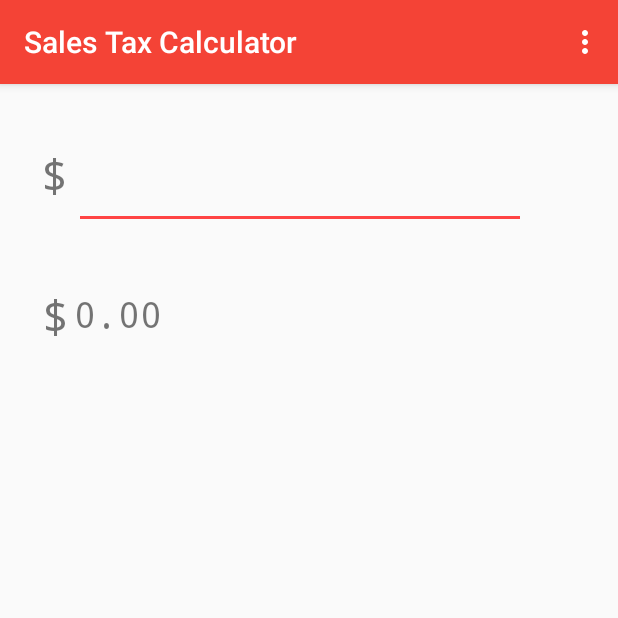
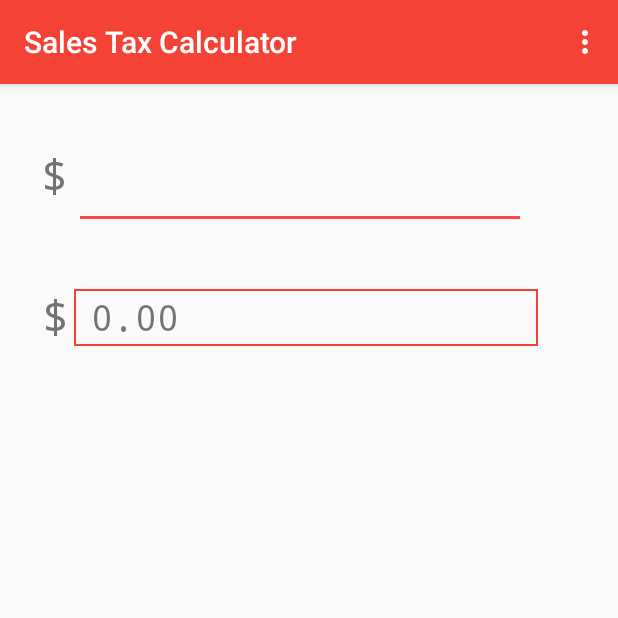
Before and after one commit to teddy-gustiaux/canadian-sales-tax-calculator, an Android app: the screen it shows after launch (MainActivity), on a phone screen of 412 x 824 dp, the top half of it. Run offline under Robolectric (Android 15) with nearby library versions, the phone set to English and light mode, and no system bars.

Commit message:
Updated layout to better highlight result

```diff
--- /dev/null
+++ b/app/src/main/res/drawable/back.xml
@@ -0,0 +1,4 @@
+<?xml version="1.0" encoding="utf-8"?>
+<shape xmlns:android="http://schemas.android.com/apk/res/android" android:shape="rectangle" >
+    <stroke android:width="1dip" android:color="@color/colorPrimary"/>
+</shape>
--- a/app/src/main/res/layout/content_main.xml
+++ b/app/src/main/res/layout/content_main.xml
@@ -72,6 +72,7 @@
         android:fontFamily="monospace"
         android:text="$"
         android:textSize="30sp"
+
         app:layout_constraintLeft_toLeftOf="parent"
         app:layout_constraintTop_toBottomOf="@+id/priceDollarSign" />
 
@@ -88,7 +89,11 @@
         android:layout_height="38dp"
         android:layout_marginRight="8dp"
         android:layout_marginTop="40dp"
+        android:background="@drawable/back"
         android:fontFamily="monospace"
+        android:paddingLeft="5pt"
+        android:paddingRight="1pt"
+        android:paddingTop="1pt"
         android:text="0.00"
         android:textSize="24sp"
         app:layout_constraintRight_toLeftOf="@+id/guideline4"
```
